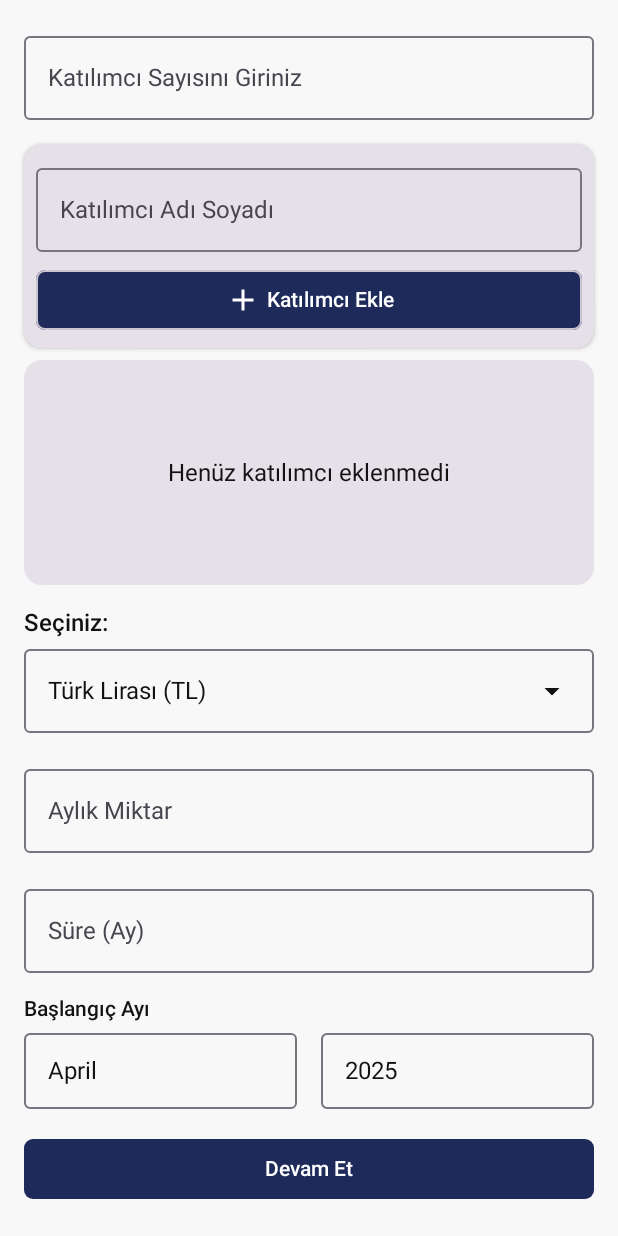
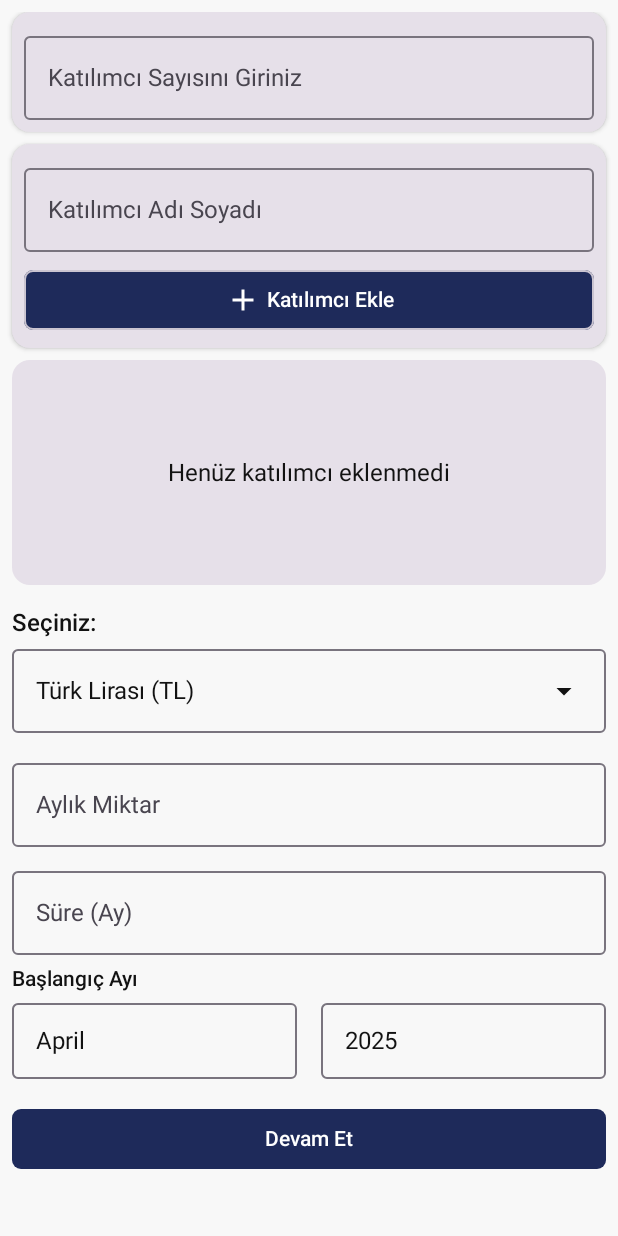
Before and after one commit to mehmettekin59/GunKurasiApp, an Android app built with Jetpack Compose: the composable GirisContent shown on its own in the app's theme, on a phone screen of 412 x 824 dp. Run offline under Robolectric (Android 15) with nearby library versions, the phone set to English and light mode, and no system bars.

Commit message:
fith branch calisiyor

```diff
--- a/app/src/main/java/com/mehmettekin/gunkurasiapp/presentation/screens/cark/CarkScreen.kt
+++ b/app/src/main/java/com/mehmettekin/gunkurasiapp/presentation/screens/cark/CarkScreen.kt
@@ -71,8 +71,9 @@ fun CarkScreen(
     }
 
     // Handle animation completion
-    LaunchedEffect(key1 = state.animationCompleted, key2 = state.drawCompleted) {
-        if (state.animationCompleted && state.drawCompleted) {
+    LaunchedEffect(key1 = state.animationCompleted, key2 = state.drawCompleted, key3 = state.currentDrawResults.size) {
+        if ((state.animationCompleted && state.drawCompleted) ||
+            (state.remainingParticipants.size == 1 && state.currentDrawResults.size == state.settings?.participantCount?.minus(1))) {
             viewModel.onEvent(CarkEvent.OnDrawComplete)
         }
     }
--- a/app/src/main/java/com/mehmettekin/gunkurasiapp/presentation/screens/giris/GirisScreen.kt
+++ b/app/src/main/java/com/mehmettekin/gunkurasiapp/presentation/screens/giris/GirisScreen.kt
@@ -152,20 +152,24 @@ fun GirisContent(
 ) {
     Column(
         modifier = modifier
-            .padding(16.dp)
+            .padding(8.dp)
             .verticalScroll(rememberScrollState())
     ) {
-        // Katılımcı sayısı
-
+        // Katılımcı sayısı giriş alanı
+        Card(
+            modifier = Modifier.fillMaxWidth(),
+            elevation = CardDefaults.cardElevation(defaultElevation = 2.dp)
+        ) {
             OutlinedTextField(
                 value = state.participantCount,
                 onValueChange = { onEvent(GirisEvent.OnParticipantCountChange(it)) },
                 label = { Text("Katılımcı Sayısını Giriniz") },
-            modifier = Modifier.fillMaxWidth(),
+                modifier = Modifier.fillMaxWidth().padding(8.dp),
                 keyboardOptions = KeyboardOptions(keyboardType = KeyboardType.Number)
             )
+        }
 
-        Spacer(modifier = Modifier.height(16.dp))
+        Spacer(modifier = Modifier.height(8.dp))
 
         // Katılımcı listesi
         // Katılımcı ekleme komponenti
@@ -215,7 +219,7 @@ fun GirisContent(
             selectedItemType = state.selectedItemType,
             onItemTypeSelect = { onEvent(GirisEvent.OnItemTypeSelect(it)) }
         )
-
+        Spacer(modifier = Modifier.height(4.dp))
         // Döviz veya Altın seçiminde spesifik tür seçimi
         if (state.selectedItemType == ItemType.CURRENCY || state.selectedItemType == ItemType.GOLD) {
             Column {
@@ -224,7 +228,7 @@ fun GirisContent(
                     style = MaterialTheme.typography.titleMedium
                 )
 
-                Spacer(modifier = Modifier.height(8.dp))
+                Spacer(modifier = Modifier.height(4.dp))
 
                 when (state.selectedItemType) {
                     ItemType.CURRENCY -> {
@@ -262,7 +266,7 @@ fun GirisContent(
             }
         }
 
-        Spacer(modifier = Modifier.height(16.dp))
+     Spacer(modifier = Modifier.height(8.dp))
 
         // Aylık miktar
         OutlinedTextField(
@@ -273,7 +277,7 @@ fun GirisContent(
             keyboardOptions = KeyboardOptions(keyboardType = KeyboardType.Decimal)
         )
 
-        Spacer(modifier = Modifier.height(16.dp))
+       Spacer(modifier = Modifier.height(8.dp))
 
         // Süre (ay olarak)
         OutlinedTextField(
@@ -284,7 +288,7 @@ fun GirisContent(
             keyboardOptions = KeyboardOptions(keyboardType = KeyboardType.Number)
         )
 
-        Spacer(modifier = Modifier.height(16.dp))
+        Spacer(modifier = Modifier.height(8.dp))
 
         // Başlangıç ayı
         Text(
```
Also changed, not shown: app/src/main/java/com/mehmettekin/gunkurasiapp/presentation/screens/cark/CarkViewModel.kt (+8 -1 lines), app/src/main/java/com/mehmettekin/gunkurasiapp/presentation/screens/cark/WheelOfFortune.kt (+35 -34 lines). Lines whose indentation alone changed are shown as unchanged.
